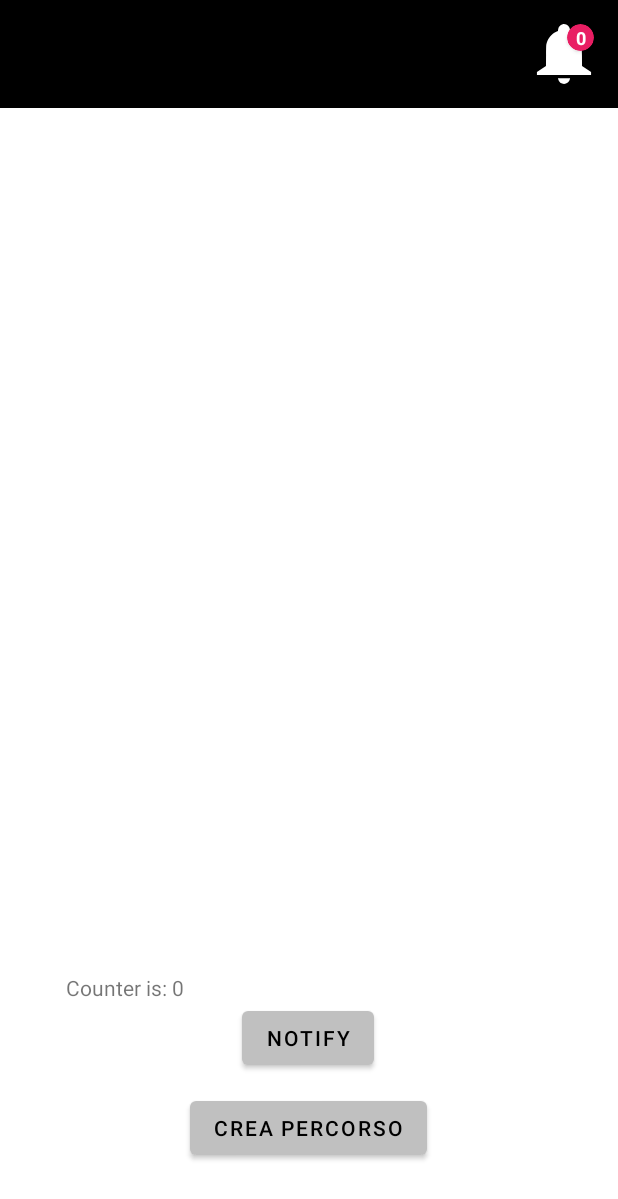
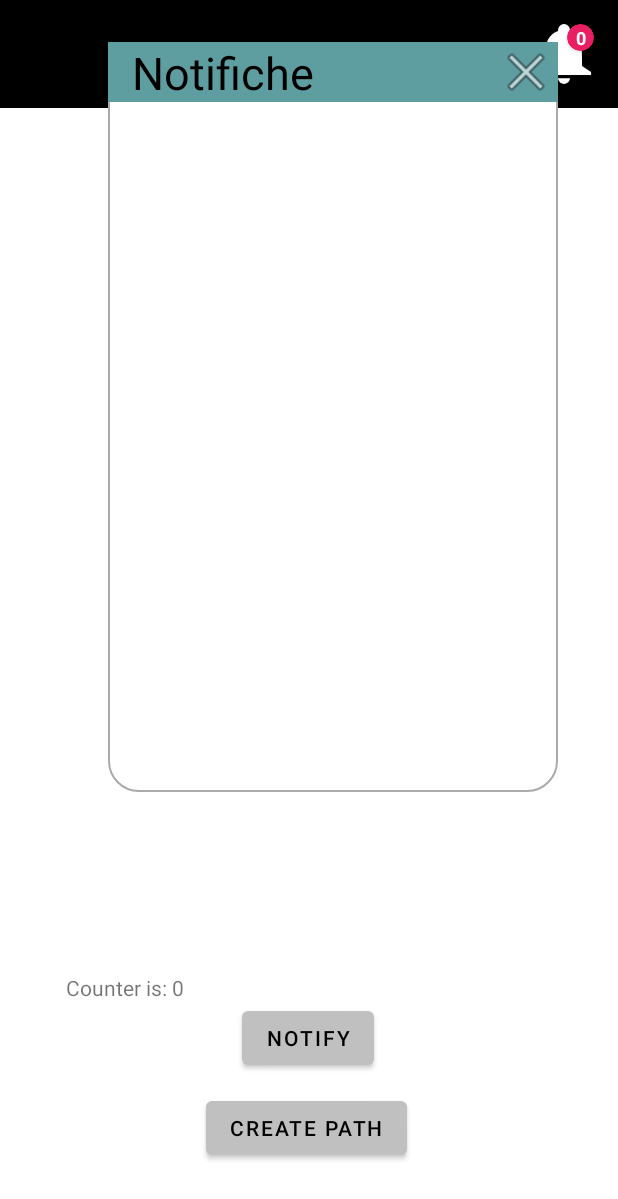
Before and after one commit to Frank99DG/AlphaTour, an Android app: the NotificationProvaActivity screen opened directly, with no data from a screen before it, after a tap on an icon or button, on a phone screen of 412 x 824 dp. Shown: the top 1199 px of the screen. Run offline under Robolectric (Android 15) with nearby library versions, the phone set to English and light mode, and no system bars; Roboto replaces fonts that are not available here.

Commit message:
Modifiche dei file activity_notification_prova.xml, invioProva.java, NotificationProvaActivity.java, NotificheFragment.java

```diff
--- a/app/src/main/java/com/example/alphatour/prova/NotificationProvaActivity.java
+++ b/app/src/main/java/com/example/alphatour/prova/NotificationProvaActivity.java
@@ -1,25 +1,16 @@
 package com.example.alphatour.prova;
 
 import androidx.appcompat.app.AppCompatActivity;
-import androidx.fragment.app.Fragment;
 import androidx.fragment.app.FragmentTransaction;
-import androidx.lifecycle.LifecycleOwner;
 
 import android.content.Intent;
 import android.os.Bundle;
 import android.view.View;
-import android.widget.ArrayAdapter;
 import android.widget.Button;
 import android.widget.ImageView;
-import android.widget.LinearLayout;
 import android.widget.TextView;
 
 import com.example.alphatour.R;
-
-import org.w3c.dom.Text;
-
-import java.util.ArrayList;
-import java.util.List;
 
 public class NotificationProvaActivity extends AppCompatActivity {
 
@@ -28,14 +19,15 @@ public class NotificationProvaActivity extends AppCompatActivity {
     private TextView ageText;
     private int age;
     private int n_notify;
+    private int a=0;
 
-    Button creaPercorso;
+    Button createPath;
     NotificationCounter notificationCounter;
     ImageView openFragment;
     ImageView closeNotification;
     NotificheFragment myFragment = new NotificheFragment();
     Bundle data = new Bundle();
-    int a=0;
+
     FragmentTransaction ft = getSupportFragmentManager().beginTransaction();
 
 
@@ -46,7 +38,7 @@ public class NotificationProvaActivity extends AppCompatActivity {
 
         ageText = findViewById(R.id.mAge2);
 
-        creaPercorso = findViewById(R.id.creaPercorso);
+        createPath = findViewById(R.id.createPath);
         notificationCounter = new NotificationCounter(findViewById(R.id.notificationNumber));
         openFragment = findViewById(R.id.notificationIcon);
         closeNotification = findViewById(R.id.closeNotification);
@@ -57,50 +49,28 @@ public class NotificationProvaActivity extends AppCompatActivity {
 
         ft.replace(R.id.container,myFragment).hide(myFragment).commit();
 
+        if(n_notify>0) {
+            for (a = 0; a < n_notify; a++) {
+                notificationCounter.increaseNumber();
+            }
+        }
 
 
-
-/*
-        if(n_notify>0) {
-
-           // for (a = 0; a < n_notify; a++) {
-                data.putString("Notifica", "Sei un grande hai creato un percorso");
-                myFragment.setArguments(data);
-                notificationCounter.increaseNumber();
-                //myFragment.addView(notificationCounter);
-                if (myFragment.isHidden()) {
-
-                    myFragment.addView(notificationCounter);
-
-                }
-         //   }
-
-        }
-
- */
     }
 
 
+    public void openFragment(View v) {
 
+        getSupportFragmentManager().beginTransaction().show(myFragment).commit();
 
-    public void fairoba(){
-        data.putString("Notifica", "Sei un grande hai creato un percorso");
-        myFragment.setArguments(data);
-        notificationCounter.increaseNumber();
-        myFragment.addView(notificationCounter);
-
+        for (a = 0; a < n_notify; a++){
+            notifyPath();
+            if(a==n_notify-1) n_notify =0;
+        }
     }
 
-    public void openFragment(View v) {
-
-        ft.show(myFragment).commit();
-        boolean b=myFragment.isHidden();
-        boolean c=myFragment.isAdded();
-
-    }
-
-    public void creaPercorso(View v) {
-        data.putString("Notifica", "Sei un grande hai creato un percorso");
+    public void createPath(View v) {
+        data.putString("Notify", "You have created a path");
         myFragment.setArguments(data);
         notificationCounter.increaseNumber();
         myFragment.addView(notificationCounter);
@@ -108,9 +78,16 @@ public class NotificationProvaActivity extends AppCompatActivity {
 
 
     public void buttonNotify(View view) {
-        data.putString("Notifica", "Notifica a caso");
+        data.putString("Notify", "Random notify");
         myFragment.setArguments(data);
         notificationCounter.increaseNumber();
         myFragment.addView(notificationCounter);
     }
+
+    public void notifyPath(){
+        data.putString("Notify", "Sei un grande hai creato un percorso");
+        myFragment.setArguments(data);
+        myFragment.addView(notificationCounter);
+
+    }
 }
--- a/app/src/main/java/com/example/alphatour/prova/NotificheFragment.java
+++ b/app/src/main/java/com/example/alphatour/prova/NotificheFragment.java
@@ -4,7 +4,6 @@ import android.os.Bundle;
 
 import androidx.fragment.app.Fragment;
 
-import android.util.Log;
 import android.view.LayoutInflater;
 import android.view.View;
 import android.view.ViewGroup;
@@ -18,15 +17,12 @@ import com.example.alphatour.R;
 public class NotificheFragment extends Fragment {
 
     ImageView closeNotification;
-    Button creaPercorso;
-    private String myStr;
-    private TextView tvMyText;
+    Button createPath;
     private String myNotify;
     LinearLayout layoutList;
 
 
     public NotificheFragment() {
-        // Required empty public constructor
     }
 
     @Override
@@ -41,7 +37,7 @@ public class NotificheFragment extends Fragment {
 
         View view = inflater.inflate(R.layout.fragment_notifiche,container,false);
         closeNotification = view.findViewById(R.id.closeNotification);
-        creaPercorso = view.findViewById(R.id.creaPercorso);
+        createPath = view.findViewById(R.id.createPath);
         layoutList = view.findViewById(R.id.layout_list);
 
         closeNotification.setOnClickListener(new View.OnClickListener() {
@@ -55,30 +51,27 @@ public class NotificheFragment extends Fragment {
 
     public void addView(NotificationCounter notificationCounter) {
 
-
-            View notifica = getLayoutInflater().inflate(R.layout.row_add_notify, null, false);
-            TextView textNotify = (TextView) notifica.findViewById(R.id.textNotify);
-            ImageView imageClose = (ImageView) notifica.findViewById(R.id.closeNotify);
+            View notify = getLayoutInflater().inflate(R.layout.row_add_notify, null, false);
+            TextView textNotify = (TextView) notify.findViewById(R.id.textNotify);
+            ImageView imageClose = (ImageView) notify.findViewById(R.id.closeNotify);
 
             Bundle data = getArguments();
             if(data!= null){
-            myNotify = data.getString("Notifica");
+            myNotify = data.getString("Notify");
             textNotify.setText(myNotify);
+            }
 
-
-        }
+            layoutList.addView(notify);
 
             imageClose.setOnClickListener(new View.OnClickListener() {
                 @Override
                 public void onClick(View v) {
+
                     notificationCounter.decreaseNumber();
-                    removeView(notifica);
+                    removeView(notify);
 
                 }
             });
-
-            layoutList.addView(notifica);
-
     }
 
     public void removeView(View view) {
--- a/app/src/main/res/layout/activity_notification_prova.xml
+++ b/app/src/main/res/layout/activity_notification_prova.xml
@@ -37,14 +37,14 @@
 
 
     <Button
-        android:id="@+id/creaPercorso"
+        android:id="@+id/createPath"
         android:layout_width="wrap_content"
         android:layout_height="wrap_content"
         android:layout_marginStart="120dp"
         android:layout_marginEnd="120dp"
         android:layout_marginBottom="48dp"
-        android:onClick="creaPercorso"
-        android:text="Crea Percorso"
+        android:onClick="createPath"
+        android:text="Create Path"
         android:textColor="#000000"
         app:layout_constraintBottom_toBottomOf="parent"
         app:layout_constraintEnd_toEndOf="parent"
```
Also changed, not shown: app/src/main/java/com/example/alphatour/prova/invioProva.java (+4 -4 lines).
